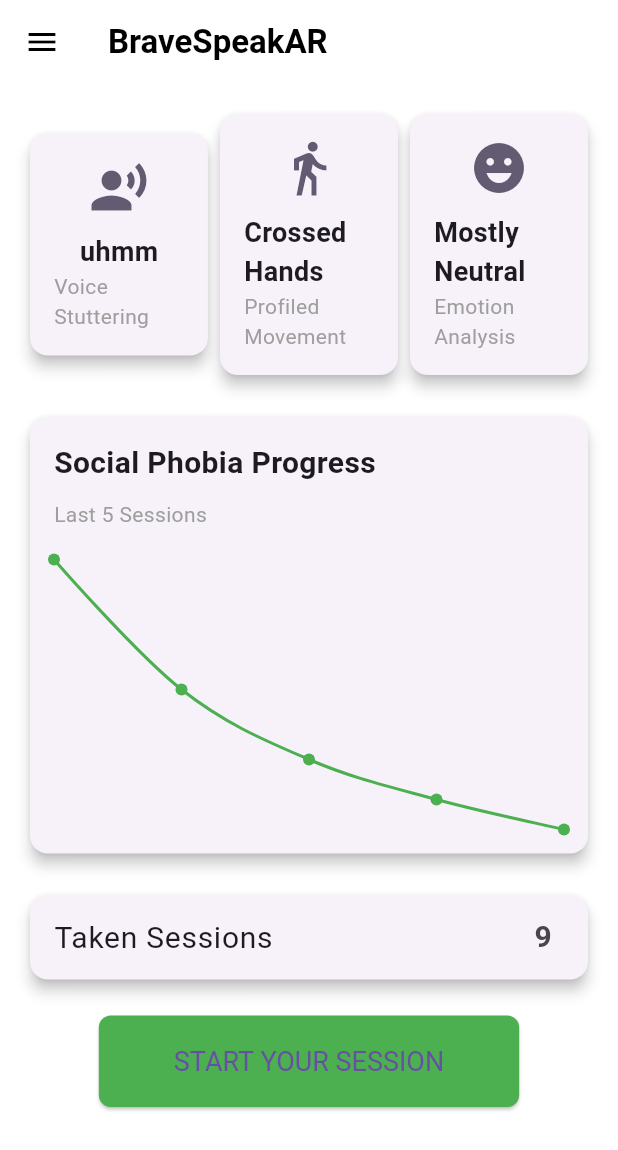
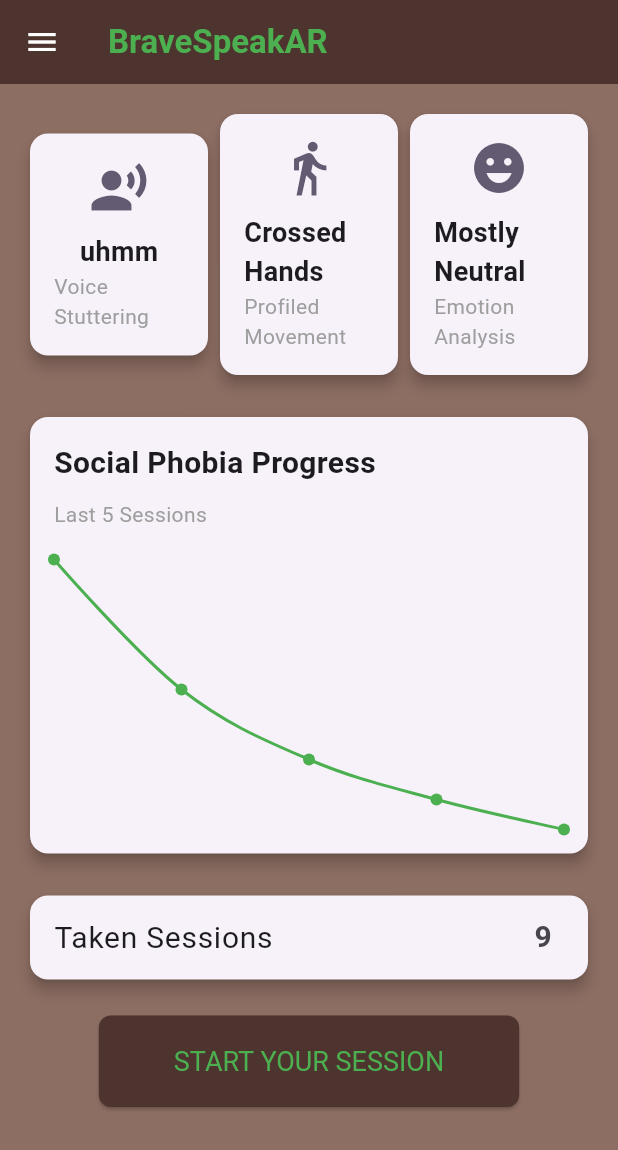
Before and after one commit to Mstf000/flutter_test, a Flutter app: the HomePage screen opened directly, on a phone screen of 412 x 824 dp. Shown: the top 1150 px of the screen. Run offline on Flutter 3.47's test engine with Material 3 defaults, Android fonts, the phone set to English and light mode, and no system bars; drawn by our look-alikes of fl_chart; our stand-ins replace firebase_auth, firebase_core; accounts and stored records are empty; network calls fail.

Commit message:
modified some colors

```diff
--- a/lib/pages/home_page.dart
+++ b/lib/pages/home_page.dart
@@ -52,47 +52,51 @@ class HomePage extends StatelessWidget {
   Widget build(BuildContext context) {
     final username = getUsername();
     return Scaffold(
-      backgroundColor: Colors.white,
+      backgroundColor: Colors.brown.shade400,
       appBar: AppBar(
-        backgroundColor: Colors.white,
+        backgroundColor: Colors.brown.shade800,
         elevation: 0,
         leading: Builder(
           builder: (context) => IconButton(
-            icon: const Icon(Icons.menu, color: Colors.black),
+            icon: const Icon(Icons.menu, color: Colors.white),
             onPressed: () => Scaffold.of(context).openDrawer(),
           ),
         ),
-        title: const Text('BraveSpeakAR', style: TextStyle(color: Colors.black, fontWeight: FontWeight.bold)),
+        title: const Text('BraveSpeakAR', style: TextStyle(color: Colors.green, fontWeight: FontWeight.bold)),
       ),
       drawer: Drawer(
+        backgroundColor: Colors.brown.shade400,
         child: ListView(
           padding: EdgeInsets.zero,
           children: [
             UserAccountsDrawerHeader(
-              accountName: Text("Welcome, $username", style: TextStyle(fontSize: 24)),
-              accountEmail: Text(FirebaseAuth.instance.currentUser?.email ?? ''),
+              decoration: BoxDecoration(
+                color: Colors.brown.shade800,
+              ),
+              accountName: Text("Welcome, $username", style: TextStyle(fontSize: 24, color: Colors.green)),
+              accountEmail: Text(FirebaseAuth.instance.currentUser?.email ?? '', style: TextStyle(color: Colors.green),),
               // currentAccountPicture: CircleAvatar(
               //   child: const Icon(Icons.face, size: 40.0),
               //   backgroundColor: Colors.white,
               // ),
             ),
             ListTile(
-              leading: const Icon(Icons.account_box),
-              title: const Text('Account Settings'),
+              leading: const Icon(Icons.account_box, color: Colors.black,),
+              title: const Text('Account Settings', style: TextStyle(color: Colors.black),),
               onTap: () {
                 // Handle Settings Navigation
               },
             ),
             ListTile(
-              leading: const Icon(Icons.settings),
-              title: const Text('Options'),
+              leading: const Icon(Icons.settings, color: Colors.black,),
+              title: const Text('Options',style: TextStyle(color: Colors.black)),
               onTap: () {
                 // Handle Options Navigation
               },
             ),
             ListTile(
-              leading: const Icon(Icons.exit_to_app),
-              title: const Text('Logout'),
+              leading: const Icon(Icons.exit_to_app, color: Colors.black,),
+              title: const Text('Logout',style: TextStyle(color: Colors.black)),
               onTap: () => signUserOut(context),
             ),
           ],
@@ -162,7 +166,7 @@ class HomePage extends StatelessWidget {
               const SizedBox(height: 20),
               ElevatedButton(
                 style: ElevatedButton.styleFrom(
-                    backgroundColor: Colors.green, // Use 'backgroundColor' instead of 'primary'
+                    backgroundColor: Colors.brown.shade800, // Use 'backgroundColor' instead of 'primary'
                     padding: EdgeInsets.symmetric(horizontal: 50, vertical: 20),
                     shape: RoundedRectangleBorder(
                         borderRadius: BorderRadius.circular(8) // Optional: if you want rounded corners
@@ -172,7 +176,7 @@ class HomePage extends StatelessWidget {
                     )
                 ),
                 onPressed: () => _showStartSessionDialog(context),
-                child: Text('START YOUR SESSION'),
+                child: Text('START YOUR SESSION', style: TextStyle(color: Colors.green),),
               ),
             ],
           ),
--- a/lib/pages/login_page.dart
+++ b/lib/pages/login_page.dart
@@ -192,7 +192,7 @@ class _LoginPageState extends State<LoginPage> {
                         text: 'AR',
                         style: TextStyle(
                           fontWeight: FontWeight.bold,  // Make text bold
-                          color: Colors.red,
+                          color: Colors.green,
                           fontSize: 20,// Make text blue
                         ),
                       ),
@@ -314,7 +314,7 @@ class _LoginPageState extends State<LoginPage> {
                       Text(
                         'Register Now',
                         style: TextStyle(
-                          color: Colors.red,
+                          color: Colors.green,
                           fontWeight: FontWeight.bold,
                         ),
                       ),
--- a/lib/pages/register_page.dart
+++ b/lib/pages/register_page.dart
@@ -174,7 +174,7 @@ class _RegisterPageState extends State<RegisterPage> {
                       Text(
                         'Sign In',
                         style: TextStyle(
-                          color: Colors.red,
+                          color: Colors.green,
                           fontWeight: FontWeight.bold,
                         ),
                       ),
--- a/lib/pages/splash_screen.dart
+++ b/lib/pages/splash_screen.dart
@@ -73,7 +73,7 @@ class _SplashScreenState extends State<SplashScreen> with SingleTickerProviderSt
                     style: TextStyle(
                       fontSize: 30,
                       fontWeight: FontWeight.bold,
-                      color: Colors.red,
+                      color: Colors.green,
                       fontFamily: 'LuckiestGuy', // Ensure the font is added to your pubspec.yaml
                     ),
                   ),
```
